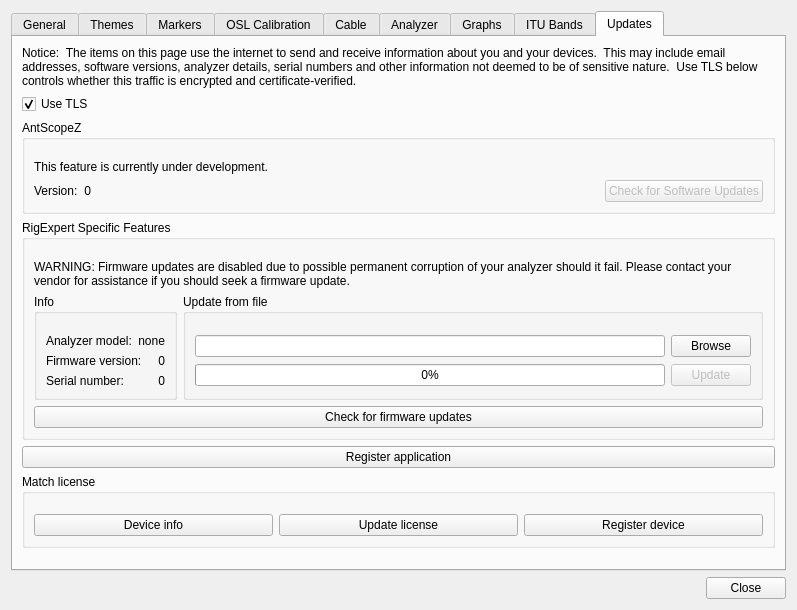
The window that src/settings.ui (K4HEZ/AntScopeZ) describes before a commit, drawn with Qt 5.
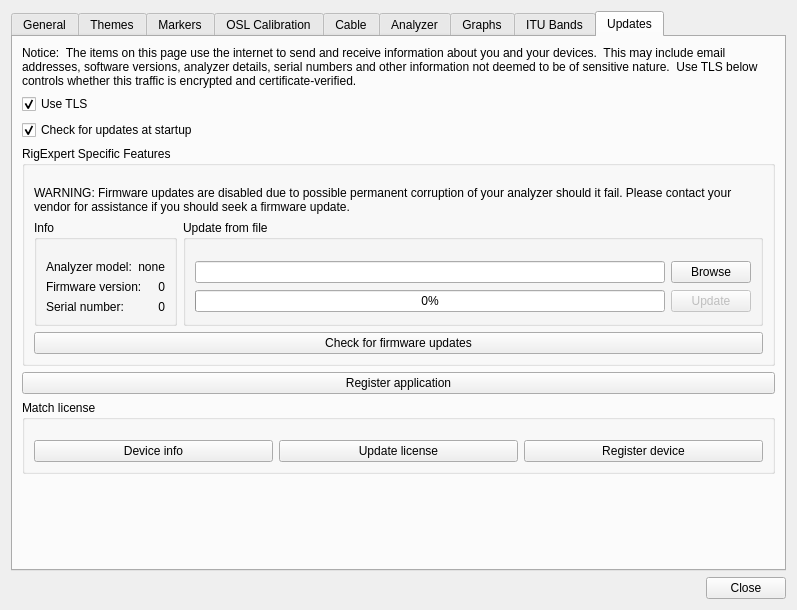
The same window after the commit. The open tabs and pages were chosen to show the change. Custom widgets are drawn as their Qt base class.

Commit message: Add startup update check; version.txt as version source of truth (#59)

The edit to the form file:
```diff
--- a/src/settings.ui
+++ b/src/settings.ui
@@ -2639,82 +2639,16 @@
         </widget>
        </item>
        <item>
-        <widget class="QGroupBox" name="groupBox_11">
-         <property name="sizePolicy">
-          <sizepolicy hsizetype="Preferred" vsizetype="Maximum">
-           <horstretch>0</horstretch>
-           <verstretch>0</verstretch>
-          </sizepolicy>
+        <widget class="QCheckBox" name="checkBoxCheckUpdates">
+         <property name="toolTip">
+          <string>Fetches the latest released version number from GitHub when AntScopeZ starts; shown in Help &gt; About.</string>
          </property>
-         <property name="title">
-          <string>AntScopeZ</string>
+         <property name="text">
+          <string>Check for updates at startup</string>
          </property>
-         <property name="flat">
-          <bool>false</bool>
+         <property name="checked">
+          <bool>true</bool>
          </property>
-         <layout class="QHBoxLayout" name="horizontalLayout_15">
-          <property name="topMargin">
-           <number>20</number>
-          </property>
-          <item>
-           <layout class="QVBoxLayout" name="verticalLayout_5">
-            <item>
-             <widget class="QLabel" name="softwareUpdateUnderDevelopmentLabel">
-              <property name="text">
-               <string>This feature is currently under development.</string>
-              </property>
-             </widget>
-            </item>
-            <item>
-             <layout class="QHBoxLayout" name="horizontalLayout_14">
-              <item>
-               <widget class="QLabel" name="label_16">
-                <property name="text">
-                 <string>Version:</string>
-                </property>
-               </widget>
-              </item>
-              <item>
-               <widget class="QLabel" name="antScopeVersion">
-                <property name="text">
-                 <string notr="true">0</string>
-                </property>
-                <property name="alignment">
-                 <set>Qt::AlignmentFlag::AlignRight|Qt::AlignmentFlag::AlignTrailing|Qt::AlignmentFlag::AlignVCenter</set>
-                </property>
-               </widget>
-              </item>
-              <item>
-               <spacer name="horizontalSpacer">
-                <property name="orientation">
-                 <enum>Qt::Orientation::Horizontal</enum>
-                </property>
-                <property name="sizeHint" stdset="0">
-                 <size>
-                  <width>40</width>
-                  <height>20</height>
-                 </size>
-                </property>
-               </spacer>
-              </item>
-              <item>
-               <widget class="QPushButton" name="checkSoftwareUpdatesBtn">
-                <property name="enabled">
-                 <bool>false</bool>
-                </property>
-                <property name="toolTip">
-                 <string>Not implemented yet</string>
-                </property>
-                <property name="text">
-                 <string>Check for Software Updates</string>
-                </property>
-               </widget>
-              </item>
-             </layout>
-            </item>
-           </layout>
-          </item>
-         </layout>
         </widget>
        </item>
        <item>
```
The commit also changes 15 other files.
